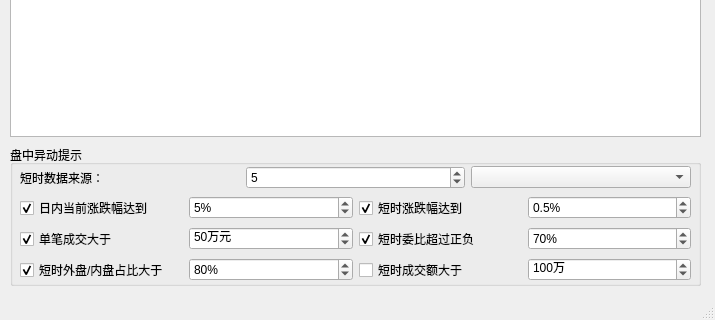
Qt form QtDesign/LiveTracker.ui (victor647/QuantumStockTrade) before a commit; both pictures show x 0 to 715 and y 158 to 478 of the 715 by 478 pixel window.
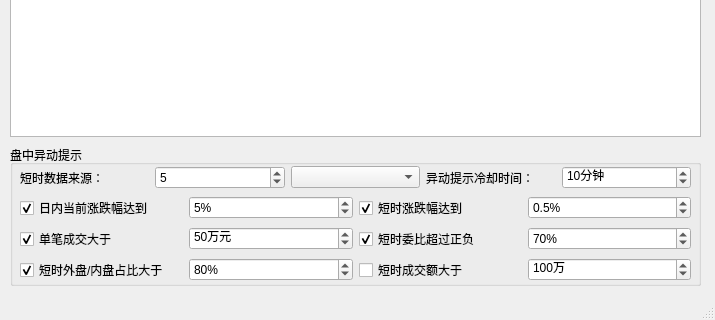
The same form after that commit.

Commit message: 添加异动冷却时间

What changed in the file:
```diff
--- a/QtDesign/LiveTracker.ui
+++ b/QtDesign/LiveTracker.ui
@@ -154,6 +154,29 @@
         <item>
          <widget class="QComboBox" name="cbbRecentMeasurement"/>
         </item>
+        <item>
+         <widget class="QLabel" name="lblCooldownTime">
+          <property name="text">
+           <string>异动提示冷却时间：</string>
+          </property>
+         </widget>
+        </item>
+        <item>
+         <widget class="QSpinBox" name="spbCooldownTime">
+          <property name="suffix">
+           <string>分钟</string>
+          </property>
+          <property name="minimum">
+           <number>1</number>
+          </property>
+          <property name="maximum">
+           <number>60</number>
+          </property>
+          <property name="value">
+           <number>10</number>
+          </property>
+         </widget>
+        </item>
        </layout>
       </item>
       <item>
```
Left out of the diff: 2 changed lines with no effect on the pictures. The commit also changes 2 other files.
